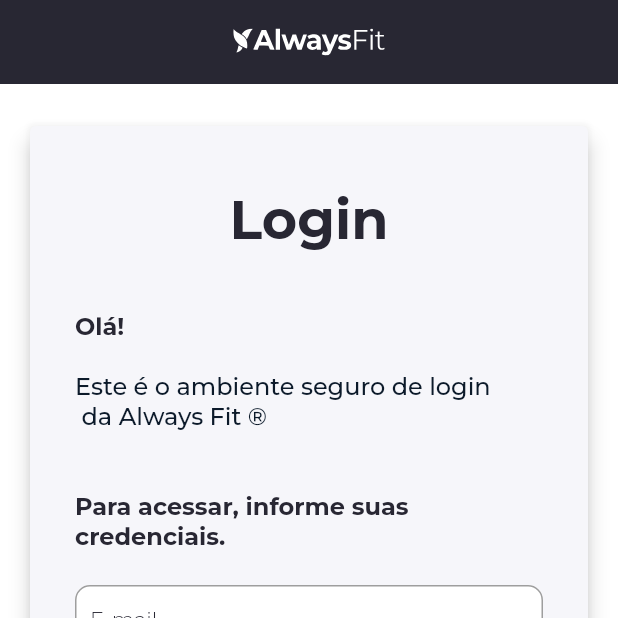
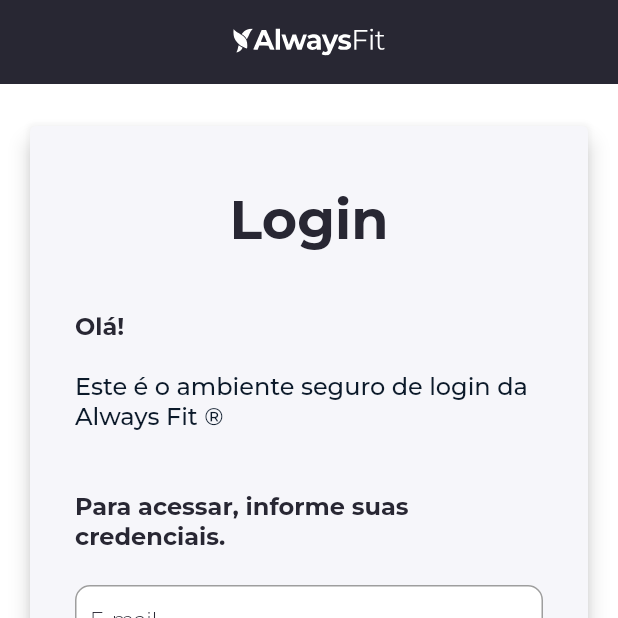
Before and after one commit to Donieu/alwaysfitCoach, a Flutter app: the screen it shows after launch, on a phone screen of 412 x 824 dp, the top half of it. Run offline on Flutter 3.47's test engine with Material 3 defaults, Android fonts, the phone set to English and light mode, and no system bars; our stand-ins replace bloc, flutter_bloc, flutter_svg; project files that could hold a hidden picture were left out.

```diff
--- a/lib/presentation/pages/login/login_screen.dart
+++ b/lib/presentation/pages/login/login_screen.dart
@@ -102,7 +102,7 @@ class _LoginScreenState extends State<LoginScreen> {
                                             style: Theme.of(context).textTheme.displaySmall),
                                         const SizedBox(height: 20),
                                         Text(
-                                          'Este é o ambiente seguro de login\n da Always Fit ® ',
+                                          'Este é o ambiente seguro de login da Always Fit ® ',
                                           style: Theme.of(context).textTheme.displayMedium,
                                         ),
                                         const SizedBox(height: 40),
```
